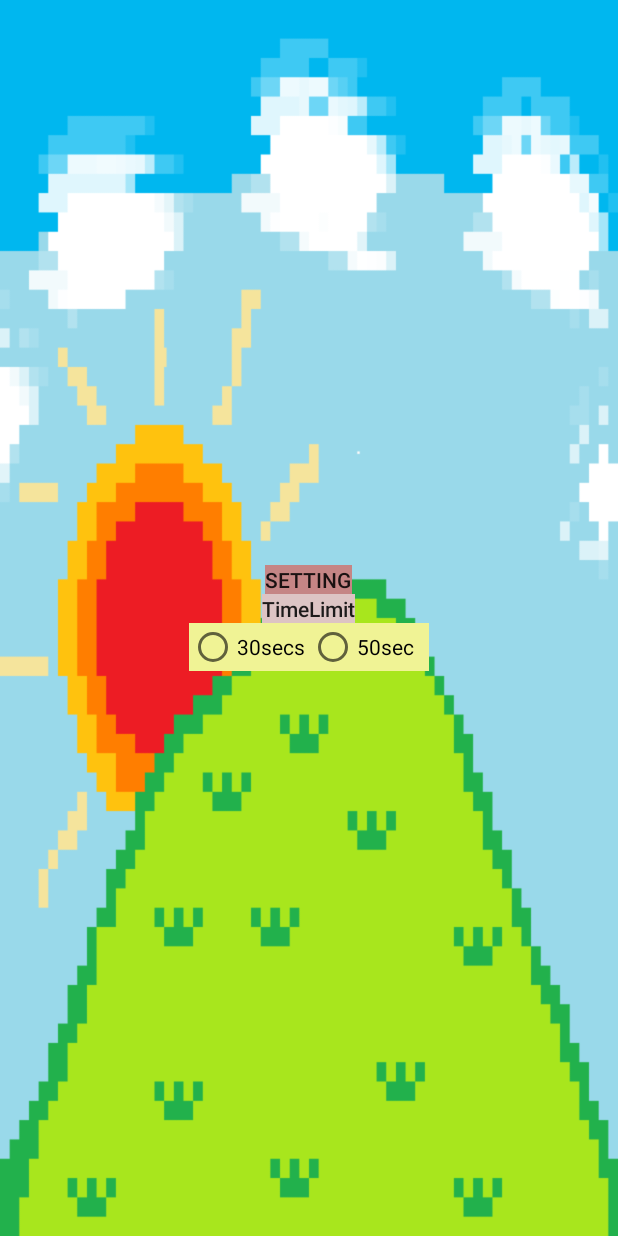
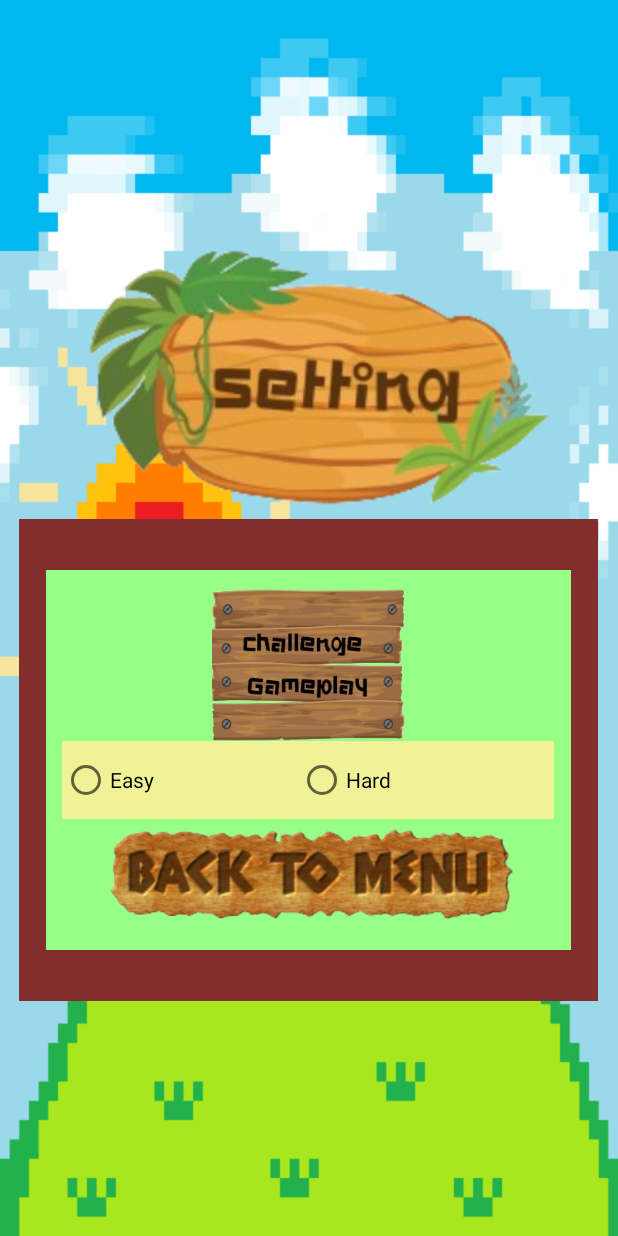
Before and after one commit to SwadDeeHawSudLoa/The-ACE-TAP-TAP, an Android app: the SettingActivity screen opened directly, with no data from a screen before it, on a phone screen of 412 x 824 dp. Run offline under Robolectric (Android 15) with nearby library versions, the phone set to English and light mode, and no system bars.

Commit message:
80%to Finish

```diff
--- a/MyTermProject/app/src/main/java/com/example/mytermproject/GameActivityMain.java
+++ b/MyTermProject/app/src/main/java/com/example/mytermproject/GameActivityMain.java
@@ -37,10 +37,11 @@ public class GameActivityMain extends AppCompatActivity {
     private MediaPlayer mp;
     private boolean isX2 = false;
     private boolean shown_dialog = false;
+    public static boolean easy = false,hard = false;
     boolean isTimeOut = false;
     public static int ShowPicin = 0;
     public static int tap = 0;
-    public static int dt= 10000;
+    public static int dt= 20000;
     public static int level = 1;
     public static int MAX_TAP = 100;
     int n =100;
@@ -108,7 +109,14 @@ gg = findViewById(R.id.imageView3);
         countDownTimer = new CountDownTimer(durationMillis, 1000) {
             @Override
             public void onTick(long millisUntilFinished) {
-                bool = ran.nextInt(4);
+                if(hard==true){
+                    bool = ran.nextInt(100);
+                } else if (easy==true) {
+                    bool = ran.nextInt(10);
+                }else {
+                    bool = ran.nextInt(25);
+                }
+
                 if(bool == 1){
                     int delayTime = 3000;
                     int a = ran.nextInt(6);
@@ -150,31 +158,6 @@ gg = findViewById(R.id.imageView3);
                             }, disappearanceDelay);
                         }
                     });
-                }else if(bool == 2){
-                    int delayTime = 3000;
-                   int a = ran.nextInt(4);
-                    new Handler().postDelayed(new Runnable() {
-                        @Override
-                        public void run() {
-
-                            switch (a){
-                                case 0:gg.setTranslationX(50);break;
-                                case 1:gg.setTranslationX(150);break;
-                                case 2:gg.setTranslationX(175);break;
-                                default:gg.setTranslationX(200);break;
-                            }
-                            // Show the button
-                            gg.setVisibility(View.VISIBLE);
-                            int disappearanceDelay = 3000;
-                            new Handler().postDelayed(new Runnable() {
-                                @Override
-                                public void run() {
-                                    // Hide the button after the specified disappearance delay
-                                    itemButon.setVisibility(View.INVISIBLE);
-                                }
-                            }, disappearanceDelay);
-                        }
-                    }, delayTime);
                 }
                 long secondsRemaining = millisUntilFinished / 1000;
                 timerTextView.setText("Time remaining: " + secondsRemaining + " seconds");;
--- a/MyTermProject/app/src/main/res/layout/activity_setting.xml
+++ b/MyTermProject/app/src/main/res/layout/activity_setting.xml
@@ -4,48 +4,85 @@
     xmlns:tools="http://schemas.android.com/tools"
     android:layout_width="match_parent"
     android:layout_height="match_parent"
-    android:gravity="center"
     android:background="@drawable/backgorund"
     android:orientation="vertical"
-    app:layout_anchorGravity="center"
     tools:context=".SettingActivity">
 
-    <TextView
-        android:id="@+id/textView2"
-        android:layout_width="wrap_content"
-        android:layout_height="wrap_content"
+    <LinearLayout
+        android:layout_width="match_parent"
+        android:layout_height="match_parent"
         android:layout_gravity="center"
-        android:background="#C58585"
-        android:text="@string/setting"
-        android:textAppearance="@style/TextAppearance.AppCompat.Body2" />
+        android:gravity="center"
+        android:orientation="vertical">
 
-    <TextView
-        android:id="@+id/textView3"
-        android:layout_width="wrap_content"
-        android:layout_height="wrap_content"
+        <ImageView
+            android:id="@+id/imageView2"
+            android:layout_width="match_parent"
+            android:layout_height="190dp"
+            android:contentDescription="@string/setting"
+            android:src="@drawable/gg"
+            />
+
+        <LinearLayout
+            android:layout_width="386dp"
+            android:layout_height="321dp"
+            android:background="#832D2D"
+            android:foregroundTint="#A87171"
+            android:gravity="center"
+            android:orientation="vertical">
+
+            <LinearLayout
+                android:layout_width="350dp"
+                android:layout_height="253dp"
                 android:layout_gravity="center"
-        android:background="#DDC4C4"
-        android:text="@string/TimeLimit"
-        android:textAppearance="@style/TextAppearance.AppCompat.Body2" />
+                android:background="@drawable/backgorund"
+                android:backgroundTint="#97FF85"
+                android:backgroundTintMode="src_over"
+                android:gravity="center"
+                android:orientation="vertical"
+                tools:context=".SettingActivity">
+
+                <ImageView
+                    android:id="@+id/imageView4"
+                    android:layout_width="match_parent"
+                    android:layout_height="101dp"
+                    android:contentDescription="@string/challengeGamePlay"
+                    android:src="@drawable/challengegameplay"
+                    />
 
                 <RadioGroup
-        android:layout_width="wrap_content"
-        android:layout_height="wrap_content"
+                    android:layout_width="328dp"
+                    android:layout_height="52dp"
                     android:layout_gravity="center"
                     android:background="#F0F395"
                     android:orientation="horizontal">
 
                     <RadioButton
                         android:id="@+id/radio_pirates"
-            android:layout_width="80dp"
+                        android:layout_width="157dp"
                         android:layout_height="match_parent"
-            android:text="@string/threemins" />
+                        android:text="@string/Easy" />
 
                     <RadioButton
                         android:id="@+id/radio_ninjas"
-            android:layout_width="80dp"
-            android:layout_height="wrap_content"
-            android:text="@string/fivemins" />
+                        android:layout_width="182dp"
+                        android:layout_height="match_parent"
+                        android:text="@string/Hard" />
+
                 </RadioGroup>
 
+                <ImageButton
+                    android:id="@+id/button3"
+                    android:layout_width="297dp"
+                    android:layout_height="74dp"
+                    android:background="@android:color/transparent"
+                    android:contentDescription="@string/setting"
+                    android:padding="0dp"
+                    android:scaleType="fitCenter"
+                    android:src="@drawable/backtomenu" />
             </LinearLayout>
+        </LinearLayout>
+
+    </LinearLayout>
+
+</LinearLayout>
--- a/MyTermProject/app/src/main/res/values/colors.xml
+++ b/MyTermProject/app/src/main/res/values/colors.xml
@@ -2,4 +2,7 @@
 <resources>
     <color name="black">#FF000000</color>
     <color name="white">#FFFFFFFF</color>
+    <color name="green">#C47ACCAB</color>
+    <color name="red">#FF1010</color>
+
 </resources>
--- a/MyTermProject/app/src/main/res/values/strings.xml
+++ b/MyTermProject/app/src/main/res/values/strings.xml
@@ -16,4 +16,8 @@
     <string name="history">SCOREBOARD</string>
     <string name="itemX2">ITEMx2</string>
     <string name="TAP_TAP_AGE_GAME">TAP TAP AGE GAME</string>
+    <string name="backtimenu">BackToMenu</string>
+    <string name="Easy">Easy</string>
+    <string name="Hard">Hard</string>
+    <string name="challengeGamePlay">challengeGamePlay</string>
 </resources>
```
Also changed, not shown: MyTermProject/app/src/main/java/com/example/mytermproject/ScoreBoardActivity.java (+59 -13 lines), MyTermProject/app/src/main/java/com/example/mytermproject/SettingActivity.java (+16 -2 lines), MyTermProject/app/src/main/res/layout/activity_score_board.xml (+45 -4 lines), MyTermProject/app/src/main/res/drawable/backtomenu.png, MyTermProject/app/src/main/res/drawable/challengegameplay.png (added), MyTermProject/app/src/main/res/drawable/gg.png (added), MyTermProject/app/src/main/res/drawable/i.jpg (added), MyTermProject/app/src/main/res/drawable/kiii.png (added), 54 other files. Lines whose indentation alone changed are shown as unchanged.
